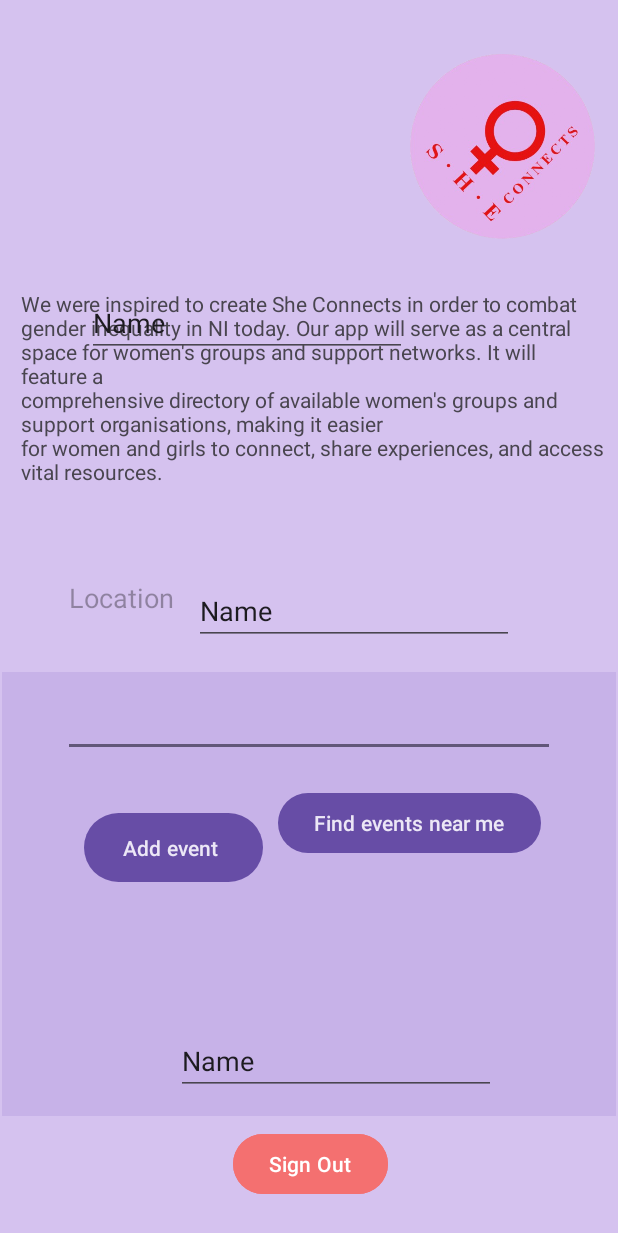
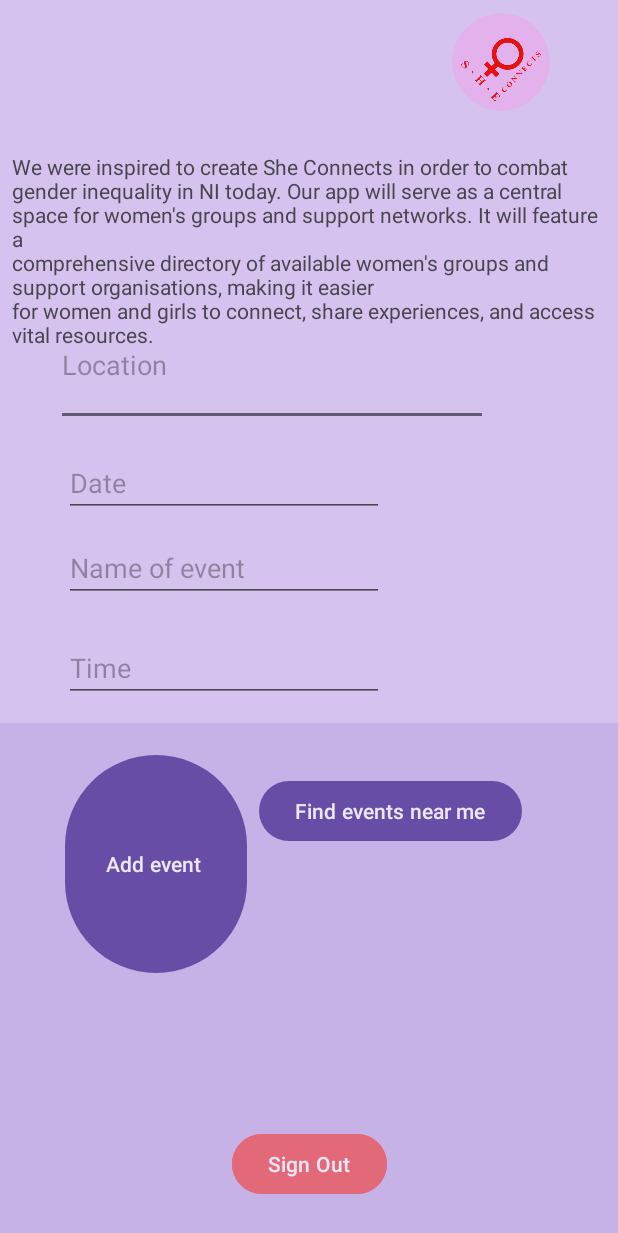
Before and after one commit to mccarter-c2/firebaseTest, an Android app: the screen it shows after launch (MainActivity), on a phone screen of 412 x 824 dp. Shown: the top 1233 px of the screen. Run offline under Robolectric (Android 15) with nearby library versions, the phone set to English and light mode, and no system bars; our stand-ins replace Firebase (no records; nobody signed in at launch, a user with empty details on screens opened directly); libraries missing offline, so code that uses them is left out: com.firebase.ui; 4 statements that could not run were skipped.

Commit message:
Today working as of 10:32

```diff
--- a/app/src/main/res/layout/activity_main.xml
+++ b/app/src/main/res/layout/activity_main.xml
@@ -16,122 +16,118 @@
         android:text="Sign Out"
         app:layout_constraintBottom_toBottomOf="parent"
         app:layout_constraintEnd_toEndOf="parent"
-        app:layout_constraintHorizontal_bias="0.504"
-        app:layout_constraintStart_toStartOf="parent" />
+        app:layout_constraintStart_toStartOf="parent"
+        app:layout_constraintTop_toBottomOf="@+id/add_btn" />
 
     <EditText
         android:id="@+id/data_txt"
-        android:layout_width="0dp"
+        android:layout_width="288dp"
         android:layout_height="0dp"
-        android:layout_marginStart="42dp"
-        android:layout_marginEnd="42dp"
-        android:layout_marginBottom="180dp"
+        android:layout_marginStart="29dp"
+        android:layout_marginBottom="198dp"
         android:ems="10"
         android:hint="Location"
         android:inputType="text"
-        app:layout_constraintBottom_toTopOf="@+id/time_txt"
-        app:layout_constraintEnd_toEndOf="parent"
-        app:layout_constraintStart_toStartOf="parent"
-        app:layout_constraintTop_toBottomOf="@+id/name_txt" />
+        app:layout_constraintBottom_toTopOf="@+id/divider"
+        app:layout_constraintStart_toStartOf="@+id/txt_about_us"
+        app:layout_constraintTop_toBottomOf="@+id/imageView2" />
 
     <Button
         android:id="@+id/add_btn"
-        android:layout_width="119dp"
-        android:layout_height="54dp"
-        android:layout_marginStart="56dp"
-        android:layout_marginEnd="10dp"
-        android:layout_marginBottom="232dp"
+        android:layout_width="0dp"
+        android:layout_height="0dp"
+        android:layout_marginStart="43dp"
+        android:layout_marginEnd="8dp"
+        android:layout_marginBottom="99dp"
         android:text="Add event "
-        app:layout_constraintBottom_toBottomOf="parent"
+        app:layout_constraintBottom_toTopOf="@+id/btn_signOut"
         app:layout_constraintEnd_toStartOf="@+id/btn_maps"
         app:layout_constraintStart_toStartOf="parent"
-        app:layout_constraintTop_toBottomOf="@+id/txt_about_us"
-        app:layout_constraintVertical_bias="1.0" />
+        app:layout_constraintTop_toBottomOf="@+id/txt_about_us" />
 
     <TextView
         android:id="@+id/txt_about_us"
-        android:layout_width="389dp"
+        android:layout_width="0dp"
         android:layout_height="0dp"
-        android:layout_marginStart="14dp"
-        android:layout_marginBottom="470dp"
+        android:layout_marginStart="8dp"
+        android:layout_marginTop="101dp"
+        android:layout_marginEnd="8dp"
+        android:layout_marginBottom="244dp"
         android:text="About us"
-        app:layout_constraintBottom_toBottomOf="parent"
+        app:layout_constraintBottom_toTopOf="@+id/add_btn"
+        app:layout_constraintEnd_toEndOf="parent"
         app:layout_constraintStart_toStartOf="parent"
-        app:layout_constraintTop_toBottomOf="@+id/imageView2" />
+        app:layout_constraintTop_toTopOf="parent" />
 
     <Button
         android:id="@+id/btn_maps"
         android:layout_width="wrap_content"
         android:layout_height="wrap_content"
-        android:layout_marginEnd="52dp"
-        android:layout_marginBottom="232dp"
+        android:layout_marginTop="17dp"
+        android:layout_marginEnd="64dp"
         android:text="Find events near me"
-        app:layout_constraintBottom_toBottomOf="parent"
         app:layout_constraintEnd_toEndOf="parent"
         app:layout_constraintStart_toEndOf="@+id/add_btn"
-        app:layout_constraintTop_toBottomOf="@+id/data_txt" />
+        app:layout_constraintTop_toTopOf="@+id/add_btn" />
 
     <ImageView
         android:id="@+id/imageView2"
-        android:layout_width="154dp"
+        android:layout_width="0dp"
         android:layout_height="0dp"
-        android:layout_marginBottom="192dp"
-        app:layout_constraintBottom_toTopOf="@+id/date_txt"
+        android:layout_marginBottom="121dp"
+        app:layout_constraintBottom_toTopOf="@+id/data_txt"
         app:layout_constraintEnd_toEndOf="parent"
+        app:layout_constraintStart_toEndOf="@+id/date_txt"
         app:layout_constraintTop_toTopOf="parent"
         app:srcCompat="@drawable/logo" />
 
     <View
         android:id="@+id/divider"
         android:layout_width="0dp"
-        android:layout_height="296dp"
-        android:layout_marginStart="1dp"
-        android:layout_marginEnd="1dp"
-        android:layout_marginBottom="8dp"
+        android:layout_height="0dp"
         android:background="?android:attr/listDivider"
         android:backgroundTint="#673AB7"
-        app:layout_constraintBottom_toTopOf="@+id/btn_signOut"
+        app:layout_constraintBottom_toBottomOf="parent"
         app:layout_constraintEnd_toEndOf="parent"
-        app:layout_constraintHorizontal_bias="0.0"
-        app:layout_constraintStart_toStartOf="parent" />
+        app:layout_constraintStart_toStartOf="parent"
+        app:layout_constraintTop_toBottomOf="@+id/time_txt" />
 
     <EditText
         android:id="@+id/name_txt"
         android:layout_width="wrap_content"
         android:layout_height="wrap_content"
-        android:layout_marginStart="44dp"
-        android:layout_marginBottom="55dp"
+        android:layout_marginBottom="21dp"
         android:ems="10"
+        android:hint="Name of event"
         android:inputType="text"
-        android:text="Name"
-        app:layout_constraintBottom_toTopOf="@+id/data_txt"
-        app:layout_constraintStart_toStartOf="@+id/txt_about_us"
-        app:layout_constraintTop_toBottomOf="@+id/imageView2" />
+        app:layout_constraintBottom_toTopOf="@+id/time_txt"
+        app:layout_constraintStart_toStartOf="@+id/date_txt"
+        app:layout_constraintTop_toBottomOf="@+id/date_txt" />
 
     <EditText
         android:id="@+id/time_txt"
         android:layout_width="wrap_content"
         android:layout_height="wrap_content"
-        android:layout_marginEnd="80dp"
-        android:layout_marginBottom="94dp"
+        android:layout_marginBottom="14dp"
         android:ems="10"
+        android:hint="Time"
         android:inputType="text"
-        android:text="Name"
-        app:layout_constraintBottom_toBottomOf="parent"
-        app:layout_constraintEnd_toEndOf="@+id/divider"
-        app:layout_constraintTop_toBottomOf="@+id/data_txt" />
+        app:layout_constraintBottom_toTopOf="@+id/divider"
+        app:layout_constraintStart_toStartOf="@+id/name_txt"
+        app:layout_constraintTop_toBottomOf="@+id/name_txt" />
 
     <EditText
         android:id="@+id/date_txt"
         android:layout_width="wrap_content"
         android:layout_height="wrap_content"
-        android:layout_marginEnd="27dp"
-        android:layout_marginBottom="394dp"
+        android:layout_marginStart="5dp"
+        android:layout_marginTop="299dp"
+        android:layout_marginBottom="11dp"
         android:ems="10"
+        android:hint="Date"
         android:inputType="text"
-        android:text="Name"
-        app:layout_constraintBottom_toBottomOf="parent"
-        app:layout_constraintEnd_toEndOf="@+id/data_txt"
-        app:layout_constraintTop_toBottomOf="@+id/imageView2" />
+        app:layout_constraintBottom_toTopOf="@+id/name_txt"
+        app:layout_constraintStart_toStartOf="@+id/data_txt"
+        app:layout_constraintTop_toTopOf="parent" />
 
 </androidx.constraintlayout.widget.ConstraintLayout>
```
